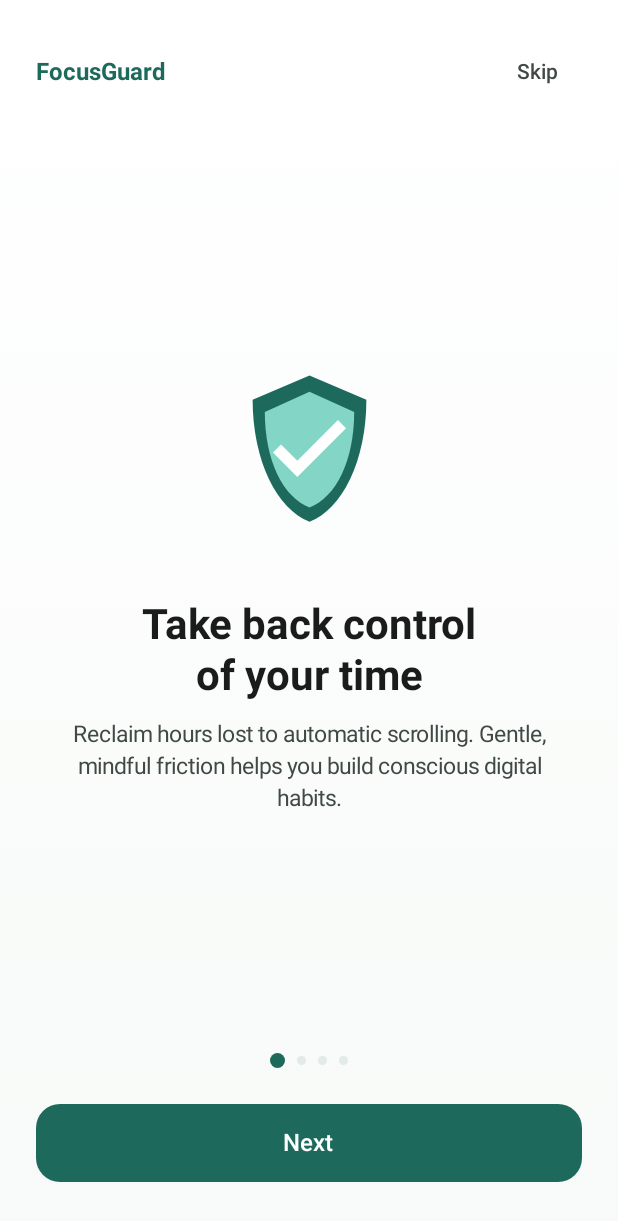
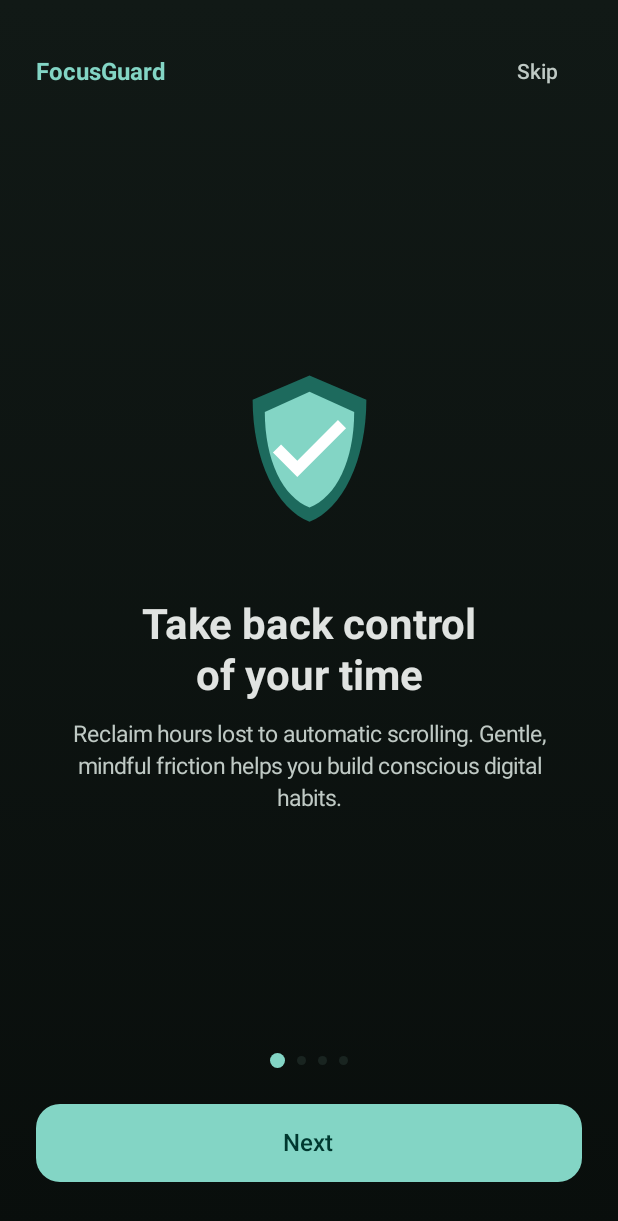
Before and after one commit to kavitagarg121990-maker/FocusGuard, an Android app built with Jetpack Compose: the screen it shows after launch (MainActivity), on a phone screen of 412 x 824 dp. Shown: the top 1221 px of the screen. Run offline under Robolectric (Android 15) with nearby library versions, the phone set to English and light mode, and no system bars; our stand-ins replace Room's generated code; 1 statement that could not run was skipped.

Commit message:
FocusGuard v2.2: Force black theme all screens, fix nav overflow, premium always on

```diff
--- a/app/build.gradle.kts
+++ b/app/build.gradle.kts
@@ -13,8 +13,8 @@ android {
         applicationId = "com.focusguard.app"
         minSdk = 26
         targetSdk = 35
-        versionCode = 3
-        versionName = "2.1.0"
+        versionCode = 4
+        versionName = "2.2.0"
 
         testInstrumentationRunner = "androidx.test.runner.AndroidJUnitRunner"
         vectorDrawables {
--- a/app/src/main/java/com/focusguard/app/data/repository/PreferencesRepository.kt
+++ b/app/src/main/java/com/focusguard/app/data/repository/PreferencesRepository.kt
@@ -74,7 +74,7 @@ class PreferencesRepository(private val context: Context) {
     }
 
     val isPremium: Flow<Boolean> = context.dataStore.data.map { prefs ->
-        prefs[Keys.IS_PREMIUM] ?: false
+        prefs[Keys.IS_PREMIUM] ?: true  // Changed to true
     }
 
     val dailyGoalMinutes: Flow<Int> = context.dataStore.data.map { prefs ->
--- a/app/src/main/java/com/focusguard/app/ui/navigation/FocusNavGraph.kt
+++ b/app/src/main/java/com/focusguard/app/ui/navigation/FocusNavGraph.kt
@@ -6,12 +6,15 @@ import androidx.compose.foundation.layout.Arrangement
 import androidx.compose.foundation.layout.Box
 import androidx.compose.foundation.layout.Row
 import androidx.compose.foundation.layout.Spacer
+import androidx.compose.foundation.layout.WindowInsets
 import androidx.compose.foundation.layout.fillMaxSize
 import androidx.compose.foundation.layout.fillMaxWidth
 import androidx.compose.foundation.layout.height
+import androidx.compose.foundation.layout.navigationBars
 import androidx.compose.foundation.layout.padding
 import androidx.compose.foundation.layout.size
 import androidx.compose.foundation.layout.width
+import androidx.compose.foundation.layout.windowInsetsPadding
 import androidx.compose.foundation.shape.RoundedCornerShape
 import androidx.compose.material3.ExperimentalMaterial3Api
 import androidx.compose.material3.Icon
@@ -51,7 +54,7 @@ fun FocusNavGraph(
     navController: NavHostController = rememberNavController()
 ) {
     val hasCompletedOnboarding by preferencesRepository.hasCompletedOnboarding.collectAsState(initial = true)
-    val isPremium by preferencesRepository.isPremium.collectAsState(initial = false)
+    val isPremium by preferencesRepository.isPremium.collectAsState(initial = true)
 
     val navBackStackEntry by navController.currentBackStackEntryAsState()
     val currentRoute = navBackStackEntry?.destination?.route
@@ -67,11 +70,13 @@ fun FocusNavGraph(
 
     Scaffold(
         containerColor = Color(0xFF0D1412),
+        contentWindowInsets = WindowInsets(0),
         bottomBar = {
             if (isTopLevelDestination) {
                 Box(
                     modifier = Modifier
                         .fillMaxWidth()
+                        .windowInsetsPadding(WindowInsets.navigationBars)
                         .padding(horizontal = 14.dp, vertical = 12.dp),
                     contentAlignment = Alignment.BottomCenter
                 ) {
--- a/app/src/main/java/com/focusguard/app/ui/theme/Color.kt
+++ b/app/src/main/java/com/focusguard/app/ui/theme/Color.kt
@@ -20,9 +20,9 @@ val SurfaceVariantLight = Color(0xFFE2EBE7)
 val OnSurfaceLight = Color(0xFF191C1B)
 val OnSurfaceVariantLight = Color(0xFF414946)
 
-val BackgroundDark = Color(0xFF101514)
-val SurfaceDark = Color(0xFF171E1C)
-val SurfaceVariantDark = Color(0xFF242E2B)
+val BackgroundDark = Color(0xFF090E0C)
+val SurfaceDark = Color(0xFF111916)
+val SurfaceVariantDark = Color(0xFF192420)
 val OnSurfaceDark = Color(0xFFE0E3E1)
 val OnSurfaceVariantDark = Color(0xFFBFC9C4)
 
--- a/app/src/main/java/com/focusguard/app/ui/theme/Theme.kt
+++ b/app/src/main/java/com/focusguard/app/ui/theme/Theme.kt
@@ -43,7 +43,7 @@ private val LightColorScheme = lightColorScheme(
 
 @Composable
 fun FocusGuardTheme(
-    darkTheme: Boolean = isSystemInDarkTheme(),
+    darkTheme: Boolean = true,
     dynamicColor: Boolean = false, // Preserve our signature calm emerald palette
     content: @Composable () -> Unit
 ) {
@@ -63,8 +63,8 @@ fun FocusGuardTheme(
             if (window != null) {
                 window.statusBarColor = android.graphics.Color.TRANSPARENT
                 window.navigationBarColor = android.graphics.Color.TRANSPARENT
-                WindowCompat.getInsetsController(window, view).isAppearanceLightStatusBars = !darkTheme
-                WindowCompat.getInsetsController(window, view).isAppearanceLightNavigationBars = !darkTheme
+                WindowCompat.getInsetsController(window, view).isAppearanceLightStatusBars = false
+                WindowCompat.getInsetsController(window, view).isAppearanceLightNavigationBars = false
             }
         }
     }
```
Also changed, not shown: 1 other file.
